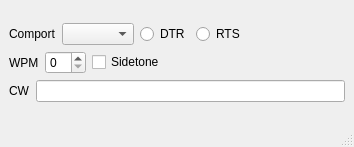
Old version of the form mqt/MqtPcCwKeyer/pccwkeyermainwindow.ui in the repository Rsclub22/Minos2-Mirror.
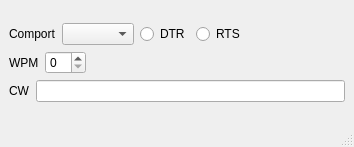
New version of the form.

```diff
--- a/mqt/MqtPcCwKeyer/pccwkeyermainwindow.ui
+++ b/mqt/MqtPcCwKeyer/pccwkeyermainwindow.ui
@@ -70,13 +70,6 @@
         <item>
          <widget class="QSpinBox" name="wpmSpinBox"/>
         </item>
-        <item>
-         <widget class="QCheckBox" name="sidetoneChkBox">
-          <property name="text">
-           <string>Sidetone</string>
-          </property>
-         </widget>
-        </item>
         <item>
          <spacer name="horizontalSpacer_2">
           <property name="orientation">
```
